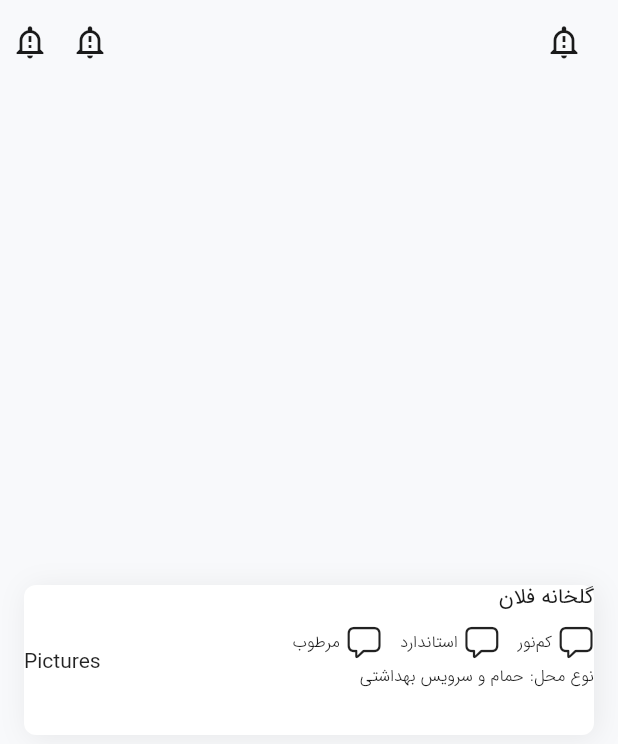
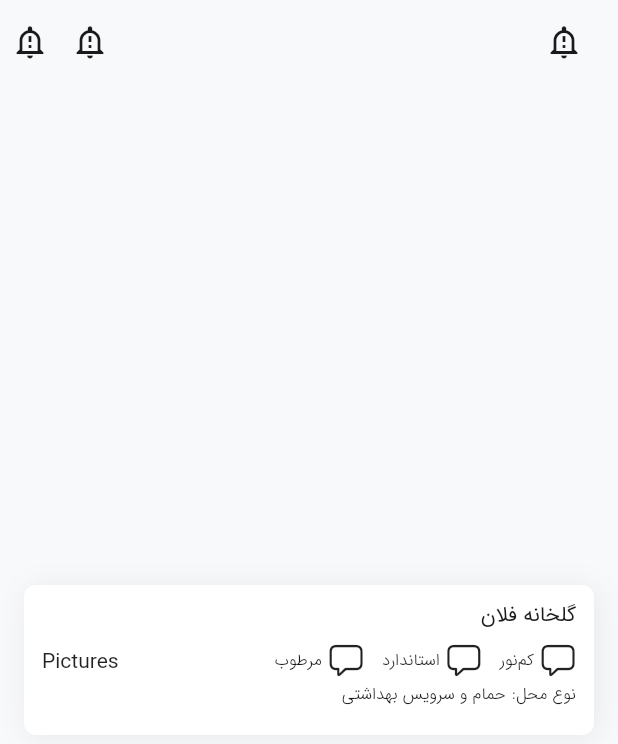
Before and after one commit to smh997/Bilche, a Flutter app: the screen it shows after launch, on a phone screen of 412 x 824 dp. Shown: the top 744 px of the screen. Run offline on Flutter 3.47's test engine with Material 2 defaults, Android fonts, the phone set to English and light mode, and no system bars.

Commit message:
lib/utilities is updated in: adding new constants some comments are removed

```diff
--- a/lib/utilities/app_constants.dart
+++ b/lib/utilities/app_constants.dart
@@ -13,7 +13,10 @@ const extraSpacing = 16.0;
 
 //Paddings
 const scaffoldPadding = const EdgeInsets.all(16.0);
-const buttonPadding = const EdgeInsets.all(8.0);
+const cardPadding = const EdgeInsets.all(20.0);
+const regularPadding = const EdgeInsets.all(8.0);
+const mediumPadding = const EdgeInsets.all(12.0);
+const buttonPadding = regularPadding;
 
 //Heights
 const buttonHeight = 48.0;
--- a/lib/widgets/app_bar.dart
+++ b/lib/widgets/app_bar.dart
@@ -25,8 +25,3 @@ class BAppBar extends AppBar {
     return super.createElement();
   }
 }
-
-// var appBar = AppBar(
-//   title: Text('تنظیمات دستیار', style: BTypography.headline3),
-//   backgroundColor: Colors.transparent,
-// );
```
